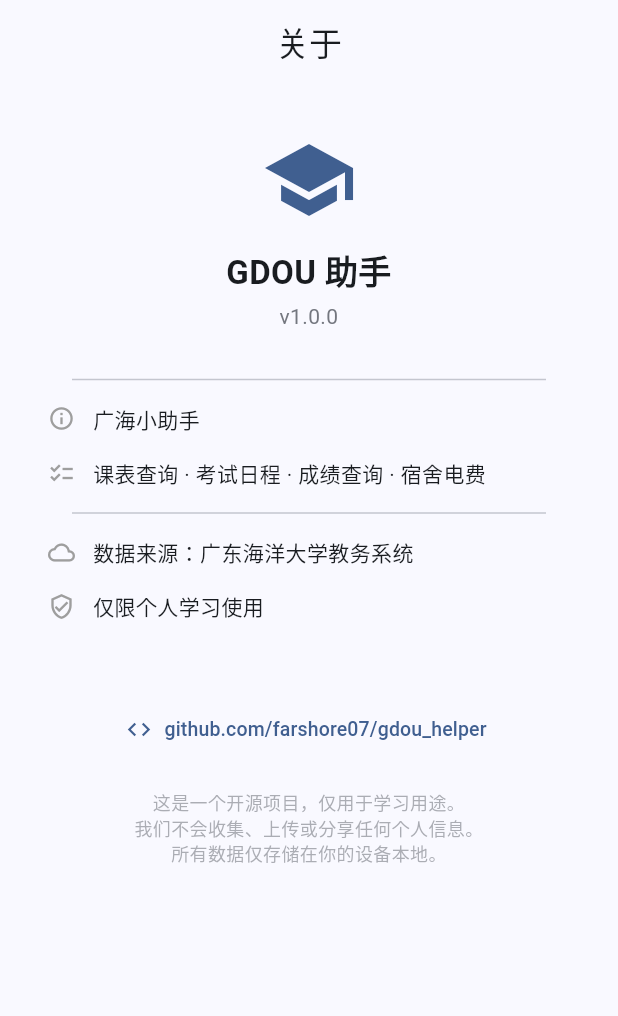
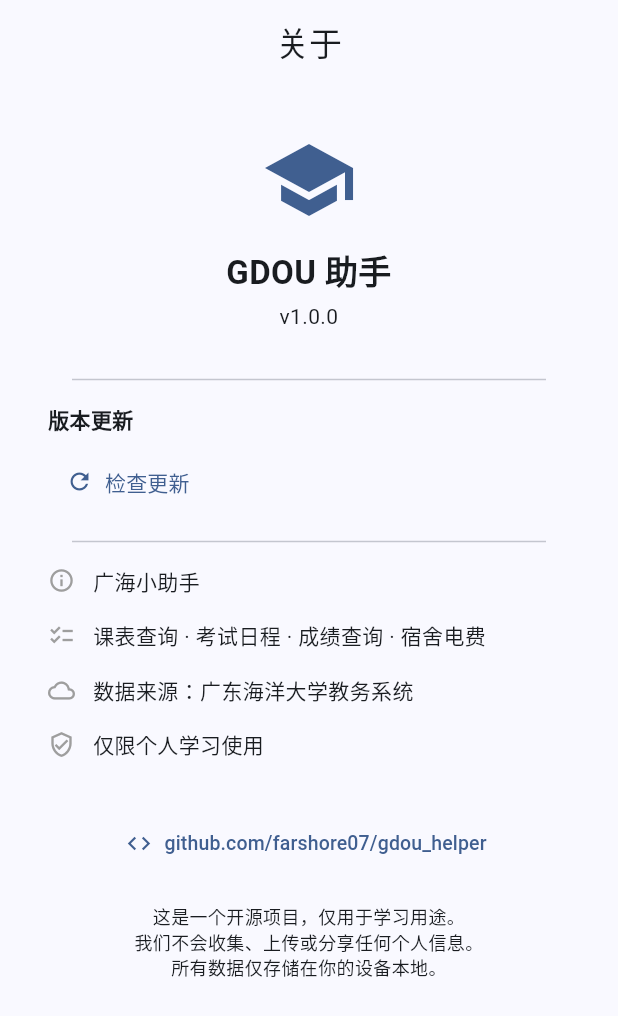
Before and after one commit to farshore07/gdou_helper, a Flutter app: the AboutPage screen opened by its route, on a phone screen of 412 x 824 dp. Shown: the top 1016 px of the screen. Run offline on Flutter 3.47's test engine with Material 3 defaults, Android fonts, the phone set to English and light mode, and no system bars; our stand-ins replace dio, flutter_local_notifications, flutter_riverpod, flutter_secure_storage, go_router, package_info_plus and 2 more; accounts and stored records are empty.

Commit message:
feat: 自动更新检查

```diff
--- /dev/null
+++ b/lib/config/app_config.dart
@@ -0,0 +1,8 @@
+class AppConfig {
+  static const githubOwner = 'farshore07';
+  static const githubRepository = 'gdou_helper';
+  static const githubRepositoryPath = '$githubOwner/$githubRepository';
+  static const githubReleasesApi =
+      'https://api.github.com/repos/$githubRepositoryPath/releases/latest';
+  static const githubRepositoryUrl = 'https://github.com/$githubRepositoryPath';
+}
--- /dev/null
+++ b/lib/models/release_info.dart
@@ -0,0 +1,40 @@
+import '../utils/semantic_version.dart';
+
+class ReleaseInfo {
+  final String tagName;
+  final String htmlUrl;
+  final String name;
+  final String body;
+  final DateTime? publishedAt;
+  final SemanticVersion version;
+
+  const ReleaseInfo({
+    required this.tagName,
+    required this.htmlUrl,
+    required this.name,
+    required this.body,
+    required this.publishedAt,
+    required this.version,
+  });
+
+  factory ReleaseInfo.fromJson(Map<String, dynamic> json) {
+    final tag = json['tag_name'] as String? ?? '';
+    final url = json['html_url'] as String? ?? '';
+    if (json['draft'] == true || json['prerelease'] == true) {
+      throw const FormatException('Release 不是正式版本');
+    }
+    final version = SemanticVersion.tryParse(tag);
+    if (version == null || url.isEmpty) {
+      throw const FormatException('Release 信息缺少有效版本或链接');
+    }
+    final published = json['published_at'] as String?;
+    return ReleaseInfo(
+      tagName: tag,
+      htmlUrl: url,
+      name: json['name'] as String? ?? tag,
+      body: json['body'] as String? ?? '',
+      publishedAt: published == null ? null : DateTime.tryParse(published),
+      version: version,
+    );
+  }
+}
--- a/lib/pages/about_page.dart
+++ b/lib/pages/about_page.dart
@@ -1,8 +1,105 @@
 import 'package:flutter/material.dart';
+import 'package:package_info_plus/package_info_plus.dart';
 import 'package:url_launcher/url_launcher.dart';
 
-class AboutPage extends StatelessWidget {
+import '../config/app_config.dart';
+import '../models/release_info.dart';
+import '../services/update_service.dart';
+import '../utils/semantic_version.dart';
+
+enum UpdateStatus { idle, checking, latest, updateAvailable, failed }
+
+class AboutPage extends StatefulWidget {
   const AboutPage({super.key});
+  @override
+  State<AboutPage> createState() => _AboutPageState();
+}
+
+class _AboutPageState extends State<AboutPage> {
+  final _service = UpdateService();
+  UpdateStatus _status = UpdateStatus.idle;
+  ReleaseInfo? _release;
+  String _currentVersion = '';
+  String? _error;
+
+  @override
+  void initState() {
+    super.initState();
+    _loadVersion();
+  }
+
+  Future<void> _loadVersion() async {
+    try {
+      final info = await PackageInfo.fromPlatform();
+      if (mounted) setState(() => _currentVersion = info.version);
+    } catch (_) {
+      if (mounted) setState(() => _currentVersion = '未知');
+    }
+  }
+
+  Future<void> _checkForUpdate() async {
+    if (_status == UpdateStatus.checking ||
+        _currentVersion.isEmpty ||
+        _currentVersion == '未知') {
+      return;
+    }
+    setState(() {
+      _status = UpdateStatus.checking;
+      _error = null;
+      _release = null;
+    });
+    try {
+      final current = SemanticVersion.tryParse(_currentVersion);
+      if (current == null) throw const UpdateCheckException('当前版本格式异常');
+      final release = await _service.fetchLatestRelease();
+      if (!mounted) return;
+      setState(() {
+        _release = release;
+        _status = release.version.compareTo(current) > 0
+            ? UpdateStatus.updateAvailable
+            : UpdateStatus.latest;
+      });
+    } on UpdateCheckException catch (error) {
+      if (mounted) {
+        setState(() {
+          _status = UpdateStatus.failed;
+          _error = error.message;
+        });
+      }
+    } catch (_) {
+      if (mounted) {
+        setState(() {
+          _status = UpdateStatus.failed;
+          _error = '检查更新失败，请稍后重试';
+        });
+      }
+    }
+  }
+
+  Future<void> _openRelease() async {
+    final url = _release?.htmlUrl;
+    if (url == null || !UpdateService.isAllowedReleaseUrl(url)) {
+      _showError('更新链接无效');
+      return;
+    }
+    final uri = Uri.tryParse(url);
+    if (uri == null || !await canLaunchUrl(uri)) {
+      _showError('无法打开更新页面');
+      return;
+    }
+    try {
+      await launchUrl(uri, mode: LaunchMode.externalApplication);
+    } catch (_) {
+      _showError('无法打开更新页面');
+    }
+  }
+
+  void _showError(String message) {
+    if (!mounted) return;
+    ScaffoldMessenger.of(
+      context,
+    ).showSnackBar(SnackBar(content: Text(message)));
+  }
 
   @override
   Widget build(BuildContext context) {
@@ -14,39 +111,109 @@ class AboutPage extends StatelessWidget {
           const SizedBox(height: 32),
           Icon(Icons.school, size: 64, color: cs.primary),
           const SizedBox(height: 12),
-          const Text('GDOU 助手', textAlign: TextAlign.center,
-              style: TextStyle(fontSize: 22, fontWeight: FontWeight.bold)),
+          const Text(
+            'GDOU 助手',
+            textAlign: TextAlign.center,
+            style: TextStyle(fontSize: 22, fontWeight: FontWeight.bold),
+          ),
           const SizedBox(height: 4),
-          Text('v1.0.0', textAlign: TextAlign.center,
-              style: TextStyle(fontSize: 14, color: cs.outline)),
+          Text(
+            _currentVersion.isEmpty ? '读取版本中…' : 'v$_currentVersion',
+            textAlign: TextAlign.center,
+            style: TextStyle(fontSize: 14),
+          ),
           const SizedBox(height: 24),
+          const Divider(indent: 48, endIndent: 48),
+          _updateSection(cs),
           const Divider(indent: 48, endIndent: 48),
           _info('广海小助手', Icons.info_outline),
           _info('课表查询 · 考试日程 · 成绩查询 · 宿舍电费', Icons.checklist),
-          const Divider(indent: 48, endIndent: 48),
           _info('数据来源：广东海洋大学教务系统', Icons.cloud_outlined),
           _info('仅限个人学习使用', Icons.verified_user_outlined),
           const SizedBox(height: 24),
-          const SizedBox(height: 16),
           TextButton.icon(
-            onPressed: () => _openUrl('https://github.com/farshore07/gdou_helper'),
+            onPressed: () => _openUrl(AppConfig.githubRepositoryUrl),
             icon: const Icon(Icons.code, size: 18),
-            label: const Text('github.com/farshore07/gdou_helper',
-                style: TextStyle(fontSize: 13)),
+            label: Text(
+              AppConfig.githubRepositoryUrl.replaceFirst('https://', ''),
+              style: const TextStyle(fontSize: 13),
+            ),
           ),
           const SizedBox(height: 16),
-          Text('这是一个开源项目，仅用于学习用途。\n我们不会收集、上传或分享任何个人信息。\n所有数据仅存储在你的设备本地。',
+          Text(
+            '这是一个开源项目，仅用于学习用途。\n我们不会收集、上传或分享任何个人信息。\n所有数据仅存储在你的设备本地。',
             textAlign: TextAlign.center,
-              style: TextStyle(fontSize: 12, color: cs.outline.withAlpha(150))),
+            style: TextStyle(fontSize: 12),
+          ),
         ],
       ),
     );
   }
 
-  void _openUrl(String url) async {
-    final uri = Uri.parse(url);
-    if (await canLaunchUrl(uri)) {
+  Widget _updateSection(ColorScheme cs) => Padding(
+    padding: const EdgeInsets.symmetric(horizontal: 32, vertical: 8),
+    child: Column(
+      crossAxisAlignment: CrossAxisAlignment.start,
+      children: [
+        const Text('版本更新', style: TextStyle(fontWeight: FontWeight.w600)),
+        const SizedBox(height: 8),
+        if (_status == UpdateStatus.checking)
+          const ListTile(
+            contentPadding: EdgeInsets.zero,
+            leading: SizedBox(
+              width: 24,
+              height: 24,
+              child: CircularProgressIndicator(strokeWidth: 2),
+            ),
+            title: Text('正在检查更新……'),
+          )
+        else if (_status == UpdateStatus.failed)
+          ListTile(
+            contentPadding: EdgeInsets.zero,
+            title: Text(_error ?? '检查更新失败，请稍后重试'),
+            subtitle: TextButton(
+              onPressed: _checkForUpdate,
+              child: const Text('重新检查'),
+            ),
+          )
+        else if (_status == UpdateStatus.latest)
+          ListTile(
+            contentPadding: EdgeInsets.zero,
+            title: Text('当前版本 v$_currentVersion'),
+            subtitle: const Text('已是最新版本'),
+          )
+        else if (_status == UpdateStatus.updateAvailable) ...[
+          Text('当前版本：v$_currentVersion'),
+          Text('最新版本：${_release!.tagName}'),
+          if (_release!.body.trim().isNotEmpty)
+            Text(
+              _release!.body.trim(),
+              maxLines: 3,
+              overflow: TextOverflow.ellipsis,
+              style: TextStyle(color: cs.outline),
+            ),
+          const SizedBox(height: 4),
+          FilledButton.icon(
+            onPressed: _openRelease,
+            icon: const Icon(Icons.open_in_new),
+            label: const Text('立即更新'),
+          ),
+        ] else
+          TextButton.icon(
+            onPressed: _currentVersion.isEmpty ? null : _checkForUpdate,
+            icon: const Icon(Icons.refresh),
+            label: const Text('检查更新'),
+          ),
+      ],
+    ),
+  );
+
+  Future<void> _openUrl(String value) async {
+    final uri = Uri.tryParse(value);
+    if (uri != null && await canLaunchUrl(uri)) {
+      try {
         await launchUrl(uri, mode: LaunchMode.externalApplication);
+      } catch (_) {}
     }
   }
 
--- /dev/null
+++ b/lib/services/update_service.dart
@@ -0,0 +1,72 @@
+import 'package:dio/dio.dart';
+
+import '../config/app_config.dart';
+import '../models/release_info.dart';
+
+class UpdateCheckException implements Exception {
+  final String message;
+  const UpdateCheckException(this.message);
+  @override
+  String toString() => message;
+}
+
+class UpdateService {
+  final Dio _client;
+  UpdateService({Dio? client})
+    : _client =
+          client ??
+          Dio(
+            BaseOptions(
+              connectTimeout: const Duration(seconds: 10),
+              receiveTimeout: const Duration(seconds: 10),
+              validateStatus: (status) => status != null && status < 600,
+            ),
+          );
+
+  Future<ReleaseInfo> fetchLatestRelease() async {
+    try {
+      final response = await _client.get(
+        AppConfig.githubReleasesApi,
+        options: Options(
+          headers: {
+            'Accept': 'application/vnd.github+json',
+            'X-GitHub-Api-Version': '2022-11-28',
+            'User-Agent': 'gdou-helper',
+          },
+        ),
+      );
+      if (response.statusCode != 200) {
+        throw UpdateCheckException(_messageForStatus(response.statusCode));
+      }
+      final data = response.data;
+      if (data is! Map) throw const UpdateCheckException('GitHub 返回数据格式异常');
+      final release = ReleaseInfo.fromJson(Map<String, dynamic>.from(data));
+      if (!isAllowedReleaseUrl(release.htmlUrl)) {
+        throw const UpdateCheckException('Release 链接不安全');
+      }
+      return release;
+    } on UpdateCheckException {
+      rethrow;
+    } on FormatException catch (error) {
+      throw UpdateCheckException(error.message);
+    } on DioException catch (_) {
+      throw const UpdateCheckException('网络连接失败，请检查网络后重试');
+    } catch (_) {
+      throw const UpdateCheckException('检查更新失败，请稍后重试');
+    }
+  }
+
+  static bool isAllowedReleaseUrl(String value) {
+    final uri = Uri.tryParse(value);
+    return uri != null &&
+        uri.scheme == 'https' &&
+        (uri.host == 'github.com' || uri.host == 'www.github.com') &&
+        uri.path.startsWith('/${AppConfig.githubRepositoryPath}/releases/tag/');
+  }
+
+  static String _messageForStatus(int? status) => switch (status) {
+    404 => 'GitHub 仓库或 Release 不存在',
+    403 => 'GitHub 请求过于频繁，请稍后重试',
+    _ => 'GitHub 服务暂不可用，请稍后重试',
+  };
+}
--- /dev/null
+++ b/lib/utils/semantic_version.dart
@@ -0,0 +1,27 @@
+class SemanticVersion implements Comparable<SemanticVersion> {
+  final int major;
+  final int minor;
+  final int patch;
+  const SemanticVersion(this.major, this.minor, this.patch);
+
+  static SemanticVersion? tryParse(String value) {
+    final match = RegExp(r'^v?(\d+)\.(\d+)\.(\d+)$').firstMatch(value.trim());
+    if (match == null) return null;
+    return SemanticVersion(
+      int.parse(match.group(1)!),
+      int.parse(match.group(2)!),
+      int.parse(match.group(3)!),
+    );
+  }
+
+  @override
+  int compareTo(SemanticVersion other) {
+    final majorResult = major.compareTo(other.major);
+    if (majorResult != 0) return majorResult;
+    final minorResult = minor.compareTo(other.minor);
+    return minorResult == 0 ? patch.compareTo(other.patch) : minorResult;
+  }
+
+  @override
+  String toString() => '$major.$minor.$patch';
+}
--- a/pubspec.yaml
+++ b/pubspec.yaml
@@ -42,6 +42,7 @@ dependencies:
   shared_preferences: ^2.5.5
   flutter_secure_storage: ^10.3.1
   url_launcher: ^6.3.2
+  package_info_plus: ^8.3.0
 
 dev_dependencies:
   flutter_test:
```
Also changed, not shown: pubspec.lock, 1 other file. Lines whose indentation alone changed are shown as unchanged.
